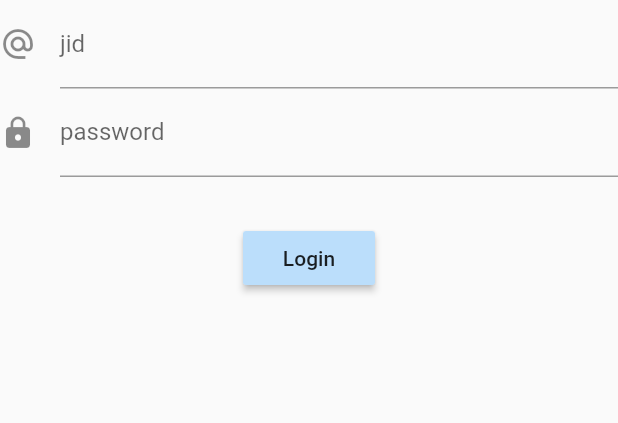
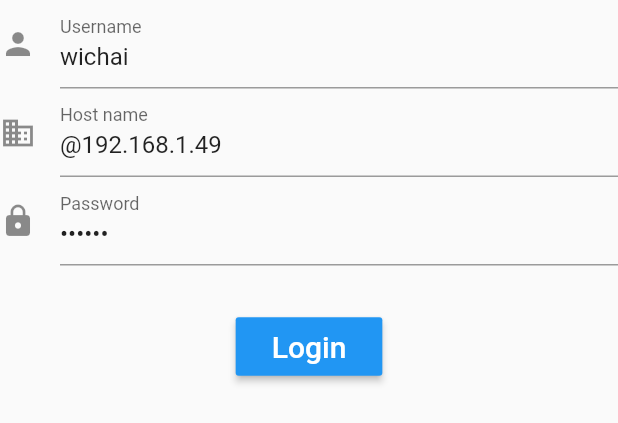
Before and after one commit to iamsamitdev/xmppflutter, a Flutter app: the FormLogin widget shown alone on an empty page, opened directly, on a phone screen of 412 x 824 dp. Shown: the top 423 px of the screen. Run offline on Flutter 3.47's test engine with Material 2 defaults, Android fonts, the phone set to English and light mode, and no system bars; our stand-ins replace firebase_messaging, flutter_local_notifications; missing offline and left inert: xmpp_stone; accounts and stored records are empty.

```diff
--- /dev/null
+++ b/lib/firebasemessage/notification_bloc.dart
@@ -0,0 +1,43 @@
+// Class กลางสำหรับใช้งานกับจุดอื่นๆ ในโปรเจ็กต์ของเรา
+// Singelton Class
+
+import 'dart:async';
+
+class NotificationsBloc {
+
+  NotificationsBloc._internal(){
+    _notificationStreamController.onListen = _onListen;
+  }
+
+  static final NotificationsBloc instance = NotificationsBloc._internal();
+  bool _sendBufferedEvents = true;
+  Map<String, dynamic> _bufferedEvent;
+
+  Stream<Map<String,dynamic>> get notificationStream => _notificationStreamController.stream;
+
+  final _notificationStreamController = StreamController<Map<String, dynamic>>.broadcast();
+
+  // Method สำหรับการเฝ้าดูการรับส่งข้อมูล
+  _onListen(){
+    if(_sendBufferedEvents){
+      if(_bufferedEvent != null){
+        _notificationStreamController.sink.add(_bufferedEvent);
+      }
+      _sendBufferedEvents = false;
+    }
+  }
+
+  // Method สำหรับส่งข้อความใหม่
+  void newNotification(Map<String, dynamic> notification) {
+    if(_sendBufferedEvents){
+      _bufferedEvent = notification;
+    }else{
+      _notificationStreamController.sink.add(notification);
+    }
+  }
+
+  void dispose(){
+    _notificationStreamController.close();
+  }
+
+}
--- a/lib/main.dart
+++ b/lib/main.dart
@@ -1,19 +1,38 @@
 import 'package:flutter/material.dart';
-import 'package:xmppflutter/pages/login_page.dart';
+// import 'package:xmppflutter/pages/login_page.dart';
+import 'package:xmppflutter/firebasemessage/notification_service.dart';
+import 'package:xmppflutter/pages/screen_a.dart';
 
 void main() {
   runApp(MyApp());
 }
 
-class MyApp extends StatelessWidget {
+class MyApp extends StatefulWidget {
+  @override
+  _MyAppState createState() => _MyAppState();
+}
+
+class _MyAppState extends State<MyApp> {
+
+  @override
+  void initState() {
+    super.initState();
+    // เรียกใช้งานตัว Firebase Notification Service ที่สร้างไว้
+    NotificationService.instance.start();
+  }
+
   @override
   Widget build(BuildContext context) {
     return MaterialApp(
       debugShowCheckedModeBanner: false,
       title: 'XMPP Flutter',
-      initialRoute: 'login',
+      // initialRoute: 'login',
+      initialRoute: 'screen_a',
+      // routes: {
+      //   'login' : ( BuildContext context ) => LoginPage()
+      // },
       routes: {
-        'login' : ( BuildContext context ) => LoginPage()
+        'screen_a' : ( BuildContext context ) => ScreenA()
       },
     );
   }
--- a/lib/model/user_model.dart
+++ b/lib/model/user_model.dart
@@ -1,5 +1,3 @@
-import 'package:xmpp_stone/xmpp_stone.dart';
-
 class User {
 
   static User user = new User._();
--- a/lib/pages/chat_page.dart
+++ b/lib/pages/chat_page.dart
@@ -2,6 +2,7 @@ import 'package:flutter/material.dart';
 import 'package:xmpp_stone/xmpp_stone.dart' as xmpp;
 import 'package:xmppflutter/model/user_model.dart';
 
+//ignore: must_be_immutable
 class ChatPage extends StatefulWidget {
 
    xmpp.Chat _chat;
--- a/lib/pages/login_page.dart
+++ b/lib/pages/login_page.dart
@@ -11,6 +11,7 @@ class LoginPage extends StatelessWidget {
         title: Text('XMPP Chat'),
       ),
       body: SafeArea(
+        child: SingleChildScrollView(
             child: Padding(
             padding: const EdgeInsets.all(30),
             child: Container(
@@ -18,9 +19,11 @@ class LoginPage extends StatelessWidget {
                 child: Column(
                   mainAxisAlignment: MainAxisAlignment.center,
                   children: [
-                  Text('Login', style: TextStyle(color: Colors.blue, fontSize: 30),),
+                    Text('XMPP Login', style: TextStyle(color: Colors.blue, fontSize: 30),),
+                    SizedBox(height: 20,),
                     FormLogin(),
                   ],
+                ),
               ),
             ),
           ),
@@ -41,8 +44,10 @@ class _FormLoginState extends State<FormLogin> {
   final formKey = GlobalKey<FormState>();
 
   // สร้างตัวแปรเก็บ userid กับ password
-  final TextEditingController jidController = new TextEditingController();
-  final TextEditingController passController = new TextEditingController();
+  final TextEditingController username = new TextEditingController(text: "wichai");
+  final TextEditingController password = new TextEditingController(text: "123456");
+  final TextEditingController host = new TextEditingController(text: "@192.168.1.49");
+  final int port = 5222;
 
   bool _loading = false;
   bool _error = false;
@@ -50,8 +55,9 @@ class _FormLoginState extends State<FormLogin> {
  @override
   void dispose() {
     super.dispose();
-    jidController.dispose();
-    passController.dispose();
+    username.dispose();
+    password.dispose();
+    host.dispose();
   }
 
   @override
@@ -61,44 +67,62 @@ class _FormLoginState extends State<FormLogin> {
       child: Column(
         children: [
           TextFormField(
-            controller: jidController,
+            controller: username,
             keyboardType: TextInputType.emailAddress,
             decoration: InputDecoration(
-              labelText: 'jid',
-              icon: Icon(Icons.alternate_email)
+              labelText: 'Username',
+              icon: Icon(Icons.person),
+            ),
+            validator: (jid){
+              if(jid.length >= 3){
+                return null;
+              }else{
+                return 'ป้อนข้อมูลนี้ก่อน';
+              }
+            }
+          ),
+          TextFormField(
+            controller: host,
+            keyboardType: TextInputType.text,
+            decoration: InputDecoration(
+              labelText: 'Host name',
+              icon: Icon(Icons.domain),
             ),
             validator: (jid){
               if(jid.length > 8){
                 return null;
               }else{
-                return 'Please check this field.';
+                return 'ป้อนข้อมูลนี้ก่อน';
               }
             }
           ),
           TextFormField(
-            controller: passController,
-            keyboardType: TextInputType.emailAddress,
+            controller: password,
+            keyboardType: TextInputType.text,
             obscureText: true,
             decoration: InputDecoration(
-              labelText: 'password',
+              labelText: 'Password',
               icon: Icon(Icons.lock)
             ),
             validator: (pass){
               if(pass.length >= 6){
                 return null;
               }else{
-                return 'Please check this field.';
+                return 'ป้อนข้อมูลนี้ก่อน';
               }
             }
           ),
           SizedBox(height: 10,),
-          if(_error) Text('Authentication failed: check your details', style: TextStyle(color: Colors.red, fontSize: 16),),
+          if(_error) Text('ข้อมูลเข้าระบบไม่ถูกต้อง ลองใหม่', style: TextStyle(color: Colors.red, fontSize: 16),),
           SizedBox(height: 20),
           _loading ? CircularProgressIndicator()
           : RaisedButton(
             onPressed: () => _handleLogin(context),
-            child: Text('Login'),
-            color: Colors.blue[100],
+            child: Padding(
+              padding: const EdgeInsets.all(8.0),
+              child: Text('Login', style: TextStyle(fontSize: 20, color: Colors.white)),
+            ),
+            color: Colors.blue,
           )
         ],
       )
@@ -117,8 +141,8 @@ class _FormLoginState extends State<FormLogin> {
       // print('$jidController, $passController');
     });
 
-    final jid = xmpp.Jid.fromFullJid(jidController.text.trim());
-    final account = xmpp.XmppAccountSettings(jid.userAtDomain, jid.local, jid.domain, passController.text.trim(), 5222, resource: 'xmppstone');
+    final jid = xmpp.Jid.fromFullJid(username.text.trim()+host.text.trim());
+    final account = xmpp.XmppAccountSettings(jid.userAtDomain, jid.local, jid.domain, password.text.trim(), port, resource: 'xmppstone');
     final _connection   = xmpp.Connection(account);
 
     _connection.connect();
```
Also changed, not shown: lib/firebasemessage/notification_service.dart (added, +176 -0 lines), lib/pages/home_page.dart (+21 -1 lines), lib/pages/screen_a.dart (added, +46 -0 lines), lib/pages/screen_b.dart (added, +16 -0 lines), pubspec.yaml (+8 -0 lines), pubspec.lock, 4 other files. Lines whose indentation alone changed are shown as unchanged.
